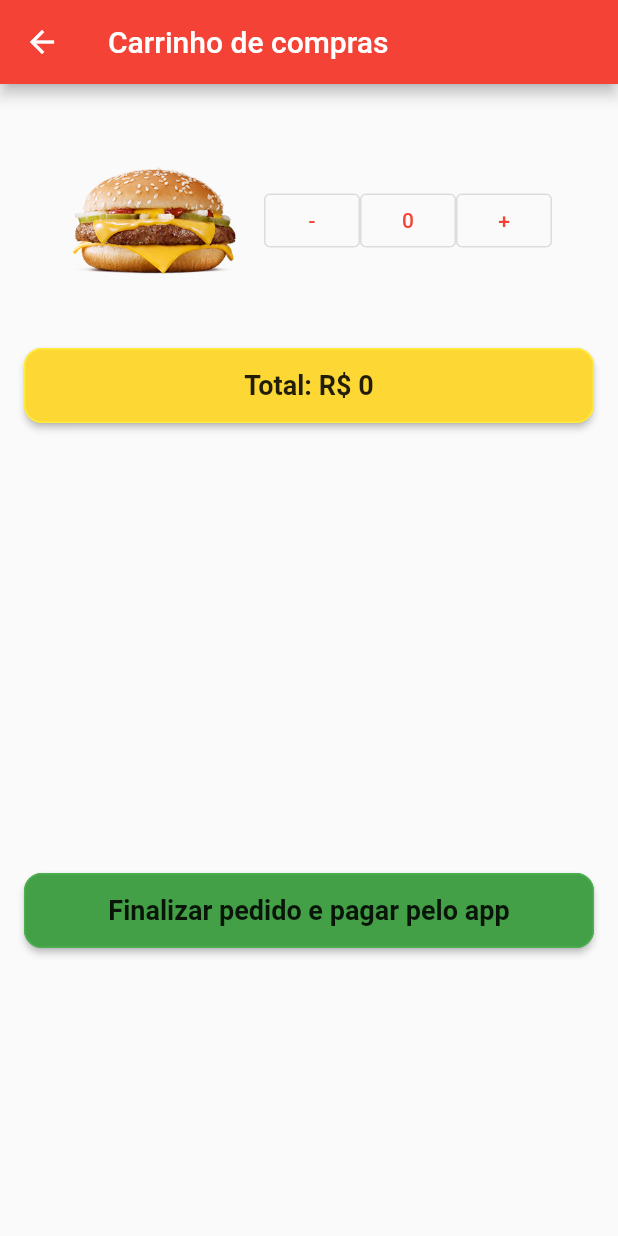
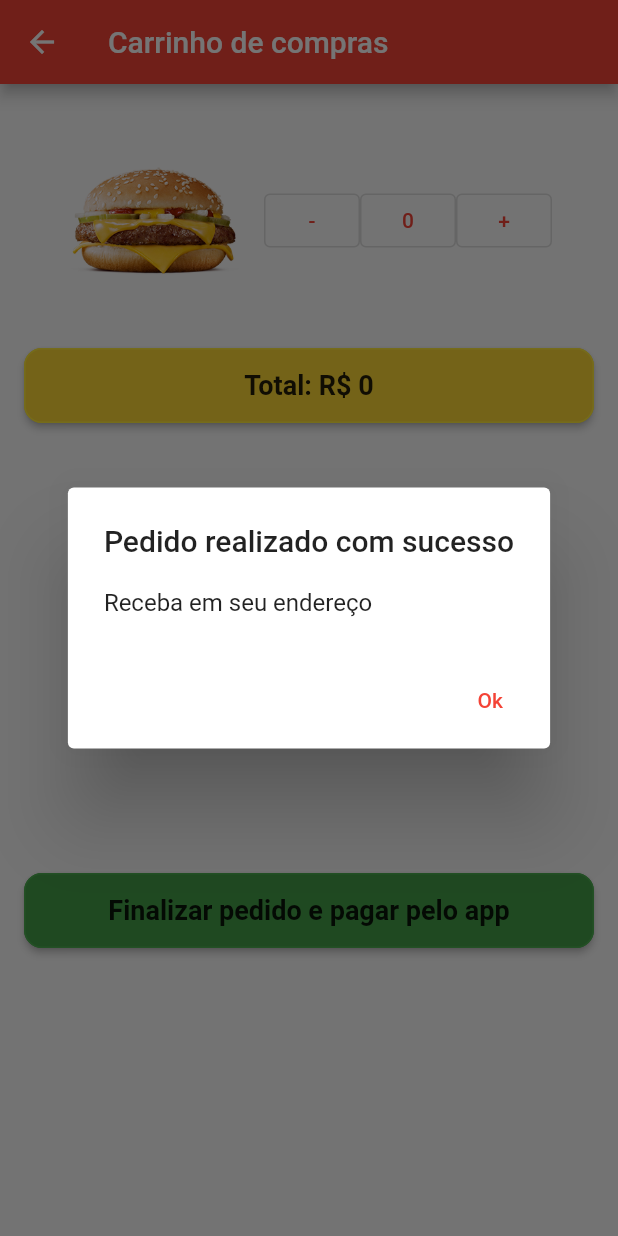
Before and after one commit to biancanilsen/App_McDonald-s, a Flutter app: the CartPage screen opened by its route, after a tap on "Finalizar pedido e pagar pelo app", on a phone screen of 412 x 824 dp. Run offline on Flutter 3.47's test engine with Material 2 defaults, Android fonts, the light colour scheme and no system bars.

Commit message:
carrinho de compras

```diff
--- a/lib/pages/cart_page.dart
+++ b/lib/pages/cart_page.dart
@@ -96,7 +96,20 @@ class _RegisterPageState extends State<CartPage> {
                           side: BorderSide(color: Colors.green)),
                       // crossAxisAlignment: CrossAxisAlignment.stretch,
                       color: (Colors.green[600]),
-                      onPressed: () {},
+                      onPressed: () => showDialog<String>(
+                            context: context,
+                            builder: (BuildContext context) => AlertDialog(
+                              title: const Text('Pedido realizado com sucesso'),
+                              content: const Text('Receba em seu endereço'),
+                              actions: <Widget>[
+                                TextButton(
+                                  onPressed: () =>
+                                      Navigator.pop(context, 'Cancel'),
+                                  child: const Text('Ok'),
+                                ),
+                              ],
+                            ),
+                          ),
                       child: Container(
                         width: double.infinity,
                         height: 50,
--- a/lib/pages/home_page.dart
+++ b/lib/pages/home_page.dart
@@ -31,9 +31,6 @@ class _HomePageState extends State<HomePage> {
                   fontSize: 11,
                 ),
               ),
-              onTap: () {
-                Navigator.of(context).pushNamed('/');
-              },
             ),
             ListTile(
               leading: Icon(Icons.sell),
```
